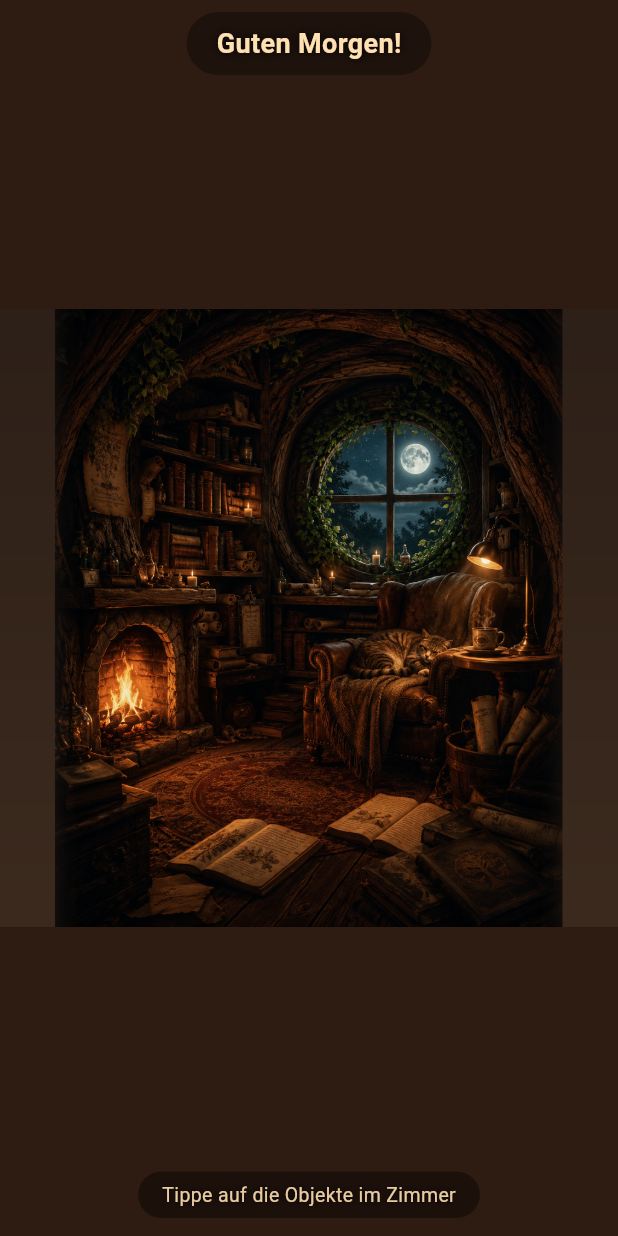
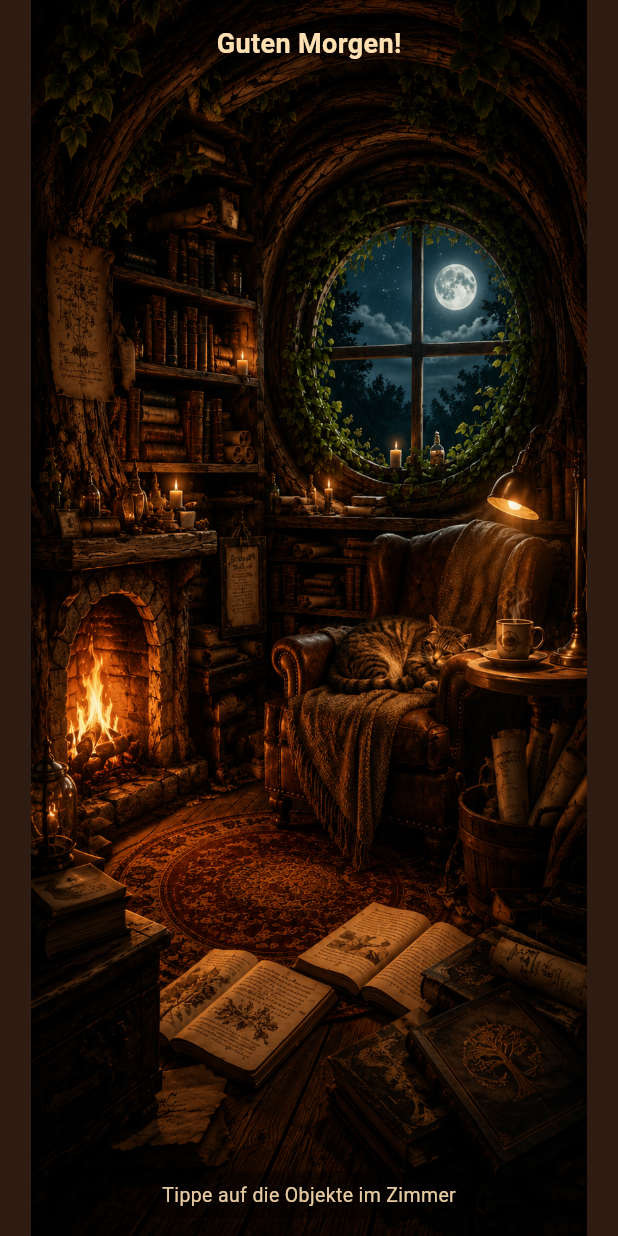
Before and after one commit to samwest1285-arch/nova-reader, a Flutter app: the screen it shows after launch, on a phone screen of 412 x 824 dp. Run offline on Flutter 3.47's test engine with Material 3 defaults, Android fonts, the light colour scheme and no system bars; our stand-ins replace audioplayers, camera, equatable, file_picker, flutter_riverpod, flutter_tts and 3 more; missing offline and left inert: epubx, google_mlkit_text_recognition; Roboto replaces fonts that are missing (Georgia).

Commit message:
Neues hochformatiges Bild (9:20), Tap-Zonen angepasst

```diff
--- a/lib/screens/home/home_screen.dart
+++ b/lib/screens/home/home_screen.dart
@@ -244,9 +244,9 @@ class _HomeScreenState extends ConsumerState<HomeScreen> {
 
           // ── Interaktive Tap-Zonen ──
           // Positionen basierend auf Bildanalyse des neuen Lesezimmer-Bilds (in %):
-          //  Bücherregal: (22,0)-(43,69) | Kamin: (9,45)-(36,72)
-          //  Sessel: (49,42)-(83,76)     | Katze: (56,51)-(74,59)
-          //  Kaffeetasse: (75,51)-(83,55) | Fenster: (45,7)-(74,43)
+          //  Bücherregal: (0,0)-(40,90) | Kamin: (10,60)-(30,90)
+          //  Sessel: (40,60)-(70,90)    | Katze: (40,70)-(60,80)
+          //  Kaffeetasse: (70,70)-(80,80) | Lampe/Fenster: (60,20)-(80,40)
           Positioned.fill(
             child: LayoutBuilder(
               builder: (context, constraints) {
@@ -257,64 +257,64 @@ class _HomeScreenState extends ConsumerState<HomeScreen> {
                     // Kaminzimmer — auf den Büchern (links)
                     _TapZone(
                       zone: TapZone.fireplace,
-                      left: w * 0.22,
+                      left: w * 0.0,
                       top: h * 0.0,
-                      width: w * 0.21,
-                      height: h * 0.69,
+                      width: w * 0.40,
+                      height: h * 0.90,
                       onTap: () => _onTap(context, TapZone.fireplace),
                     ),
                     // Bibliothek — auf dem Kamin (links unten)
                     _TapZone(
                       zone: TapZone.books,
-                      left: w * 0.09,
-                      top: h * 0.45,
-                      width: w * 0.27,
-                      height: h * 0.27,
+                      left: w * 0.10,
+                      top: h * 0.60,
+                      width: w * 0.20,
+                      height: h * 0.30,
                       onTap: () => _onTap(context, TapZone.books),
                     ),
                     // Sessel (rechts) — Einstellungen
                     _TapZone(
                       zone: TapZone.armchair,
-                      left: w * 0.49,
-                      top: h * 0.42,
-                      width: w * 0.34,
-                      height: h * 0.34,
+                      left: w * 0.40,
+                      top: h * 0.60,
+                      width: w * 0.30,
+                      height: h * 0.30,
                       onTap: () => _onTap(context, TapZone.armchair),
                     ),
                     // Kaffeetasse (rechts unten) — Caffè
                     _TapZone(
                       zone: TapZone.coffee,
-                      left: w * 0.75,
-                      top: h * 0.51,
-                      width: w * 0.08,
-                      height: h * 0.05,
+                      left: w * 0.70,
+                      top: h * 0.70,
+                      width: w * 0.10,
+                      height: h * 0.10,
                       onTap: () => _onTap(context, TapZone.coffee),
                     ),
                     // Katze (auf dem Sessel) — Butler — ganz oben im Stack
                     _TapZone(
                       zone: TapZone.cat,
-                      left: w * 0.56,
-                      top: h * 0.51,
-                      width: w * 0.18,
-                      height: h * 0.09,
+                      left: w * 0.40,
+                      top: h * 0.70,
+                      width: w * 0.20,
+                      height: h * 0.10,
                       onTap: () => _onTap(context, TapZone.cat),
                     ),
-                    // Timer — im Fenster (oben)
+                    // Timer — im Fenster/Lampe (oben)
                     _TapZone(
                       zone: TapZone.clock,
-                      left: w * 0.45,
-                      top: h * 0.07,
-                      width: w * 0.29,
-                      height: h * 0.36,
+                      left: w * 0.60,
+                      top: h * 0.20,
+                      width: w * 0.20,
+                      height: h * 0.20,
                       onTap: () => _onTap(context, TapZone.clock),
                     ),
-                    // Kamera/Scan (rechts oben, an der Lampe) — Kamera-Scan
+                    // Kamera/Scan (rechts oben) — Kamera-Scan
                     _TapZone(
                       zone: TapZone.camera,
-                      left: w * 0.75,
-                      top: h * 0.35,
-                      width: w * 0.16,
-                      height: h * 0.22,
+                      left: w * 0.80,
+                      top: h * 0.0,
+                      width: w * 0.20,
+                      height: h * 0.20,
                       onTap: () => _onTap(context, TapZone.camera),
                     ),
                   ],
```
Also changed, not shown: assets/images/home_background.png.
